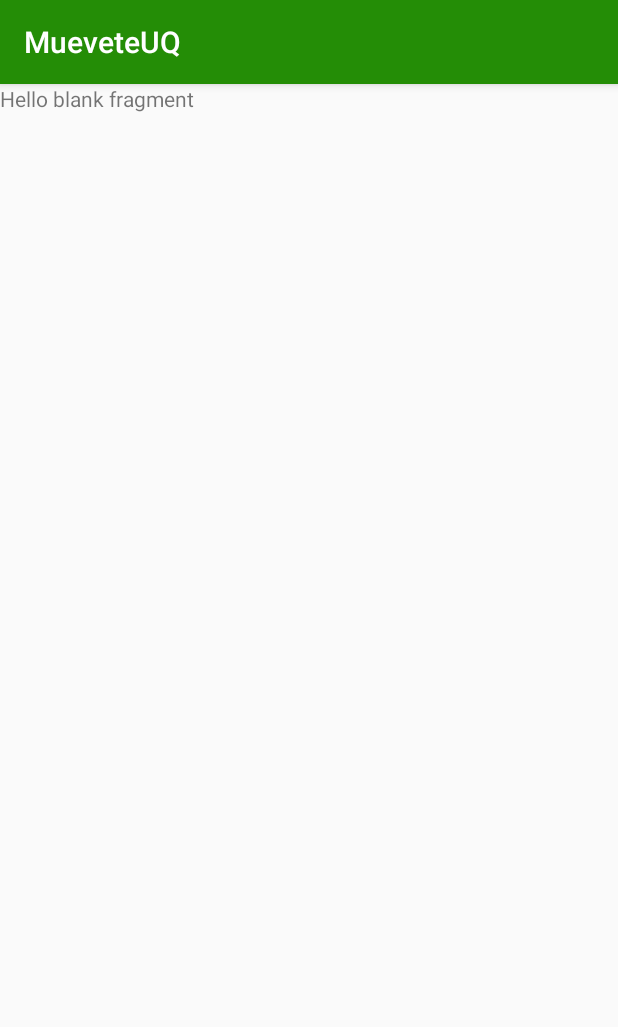
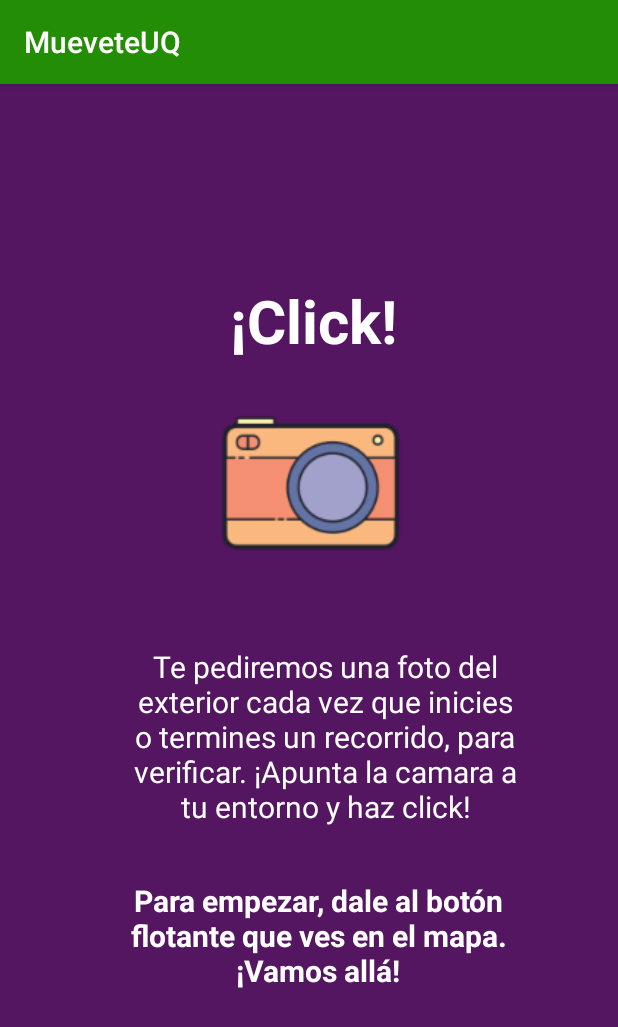
Before and after one commit to MariaPaulaS/MueveteUQPodometro, an Android app: the fragment InstruccionFotosFragment shown on its own in the app's theme, on a phone screen of 412 x 824 dp. Shown: the top 1027 px of the screen. Run offline under Robolectric (Android 15) with nearby library versions, the phone set to English and light mode, and no system bars; libraries missing offline, so code that uses them is left out: com.example.mueveteuq_podometro.

Commit message:
Inicio de tabs de instrucciones - Pantalla 3

```diff
--- a/app/src/main/res/layout/fragment_instruccion_ayuda.xml
+++ b/app/src/main/res/layout/fragment_instruccion_ayuda.xml
@@ -4,7 +4,7 @@
     android:layout_width="match_parent"
     android:layout_height="match_parent"
     tools:context="com.uniquindio.mueveteuq.fragments.InstruccionAyudaFragment"
-    android:background="@color/akai">
+    android:background="@color/lemon">
 
 
     <ImageView
--- a/app/src/main/res/layout/fragment_instruccion_botones.xml
+++ b/app/src/main/res/layout/fragment_instruccion_botones.xml
@@ -4,7 +4,7 @@
     android:layout_width="match_parent"
     android:layout_height="match_parent"
     tools:context="com.uniquindio.mueveteuq.fragments.InstruccionBotonesFragment"
-    android:background="@color/aoi">
+    android:background="@color/akai">
 
     <!-- TODO: Update blank fragment layout -->
     <TextView
@@ -65,7 +65,7 @@
         android:layout_marginEnd="45dp"
         android:layout_marginBottom="390dp"
         android:text="@string/inst_ubicacion"
-        android:textColor="@color/kuro"
+        android:textColor="@color/shiro"
         android:textStyle="normal">
 
     </TextView>
@@ -95,8 +95,8 @@
         android:layout_marginEnd="44dp"
         android:layout_marginBottom="257dp"
         android:text="@string/inst_start"
-        android:textColor="@color/kuro"
-        android:textStyle="italic">
+        android:textColor="@color/shiro"
+        android:textStyle="normal">
 
     </TextView>
 
@@ -121,8 +121,8 @@
         android:layout_marginEnd="45dp"
         android:layout_marginBottom="116dp"
         android:text="@string/inst_stop"
-        android:textColor="@color/kuro"
-        android:textStyle="italic">
+        android:textColor="@color/shiro"
+        android:textStyle="normal">
 
     </TextView>
 
--- a/app/src/main/res/layout/fragment_instruccion_fotos.xml
+++ b/app/src/main/res/layout/fragment_instruccion_fotos.xml
@@ -1,14 +1,75 @@
-<FrameLayout xmlns:android="http://schemas.android.com/apk/res/android"
+<RelativeLayout xmlns:android="http://schemas.android.com/apk/res/android"
     xmlns:tools="http://schemas.android.com/tools"
     android:id="@+id/fragment_instruccion_fotos"
     android:layout_width="match_parent"
     android:layout_height="match_parent"
-    tools:context="com.uniquindio.mueveteuq.fragments.InstruccionFotosFragment">
+    tools:context="com.uniquindio.mueveteuq.fragments.InstruccionFotosFragment"
+    android:background="@color/lila">
 
     <!-- TODO: Update blank fragment layout -->
+
+
+    <ImageView
+        android:layout_width="156dp"
+        android:layout_height="110dp"
+        android:layout_alignParentStart="true"
+        android:layout_alignParentTop="true"
+        android:layout_alignParentEnd="true"
+        android:layout_alignParentBottom="true"
+        android:layout_marginStart="127dp"
+        android:layout_marginTop="191dp"
+        android:layout_marginEnd="126dp"
+        android:layout_marginBottom="430dp"
+        android:src="@drawable/icon_camera" />
+
     <TextView
-        android:layout_width="match_parent"
-        android:layout_height="match_parent"
-        android:text="@string/hello_blank_fragment" />
+        android:id="@+id/title_buttons"
+        android:layout_width="wrap_content"
+        android:layout_height="71dp"
+        android:layout_alignParentStart="true"
+        android:layout_alignParentTop="true"
+        android:layout_alignParentEnd="true"
+        android:layout_alignParentBottom="true"
+        android:layout_marginStart="75dp"
+        android:layout_marginTop="104dp"
+        android:layout_marginEnd="70dp"
+        android:layout_marginBottom="556dp"
+        android:gravity="center"
+        android:text="¡Click!"
+        android:textColor="@color/shiro"
+        android:textSize="40dp"
+        android:textStyle="bold" />
 
-</FrameLayout>
+
+    <TextView
+        android:layout_width="276dp"
+        android:layout_height="161dp"
+        android:layout_alignParentEnd="true"
+        android:layout_alignParentBottom="true"
+        android:layout_marginEnd="57dp"
+        android:layout_marginBottom="252dp"
+        android:gravity="center"
+        android:text="@string/inst_camera"
+        android:textColor="@color/shiro"
+        android:textSize="20dp"
+        android:textStyle="normal">
+
+    </TextView>
+
+    <TextView
+        android:layout_width="276dp"
+        android:layout_height="161dp"
+        android:layout_alignParentEnd="true"
+        android:layout_alignParentBottom="true"
+        android:layout_marginEnd="62dp"
+        android:layout_marginBottom="119dp"
+        android:gravity="center"
+        android:text="Para empezar, dale al botón flotante que ves en el mapa. ¡Vamos allá!"
+        android:textColor="@color/shiro"
+        android:textSize="20dp"
+        android:textStyle="bold">
+
+    </TextView>
+
+
+</RelativeLayout>
--- a/app/src/main/res/values/colors.xml
+++ b/app/src/main/res/values/colors.xml
@@ -7,5 +7,6 @@
     <color name="kuro">#000</color>
     <color name="midori">#248D06</color>
     <color name="akai">#CE3144</color>
-    <color name="aoi">#596FC9</color>
+    <color name="lemon">#60D530</color>
+    <color name="lila">#541561</color>
 </resources>
--- a/app/src/main/res/values/strings.xml
+++ b/app/src/main/res/values/strings.xml
@@ -25,4 +25,5 @@
     <string name="inst_ubicacion">Usa este botón primero que todo. Te permitirá posicionarte en el mapa. Dale clic unas cuantas veces para ajustar mejor tu posición.</string>
     <string name="inst_start">Una vez ubicado en el mapa, este botón te permitirá iniciar con el recorrido.</string>
     <string name="inst_stop">Cuando hayas terminado con tu recorrido recuerda presionar este botón. ¡Esto te permitirá ver los resultados!</string>
+    <string name="inst_camera">Te pediremos una foto del exterior cada vez que inicies o termines un recorrido, para verificar. ¡Apunta la camara a tu entorno y haz click!</string>
 </resources>
```
Also changed, not shown: app/src/main/res/drawable-hdpi/icon_camera.png (added), app/src/main/res/drawable-hdpi/icon_piernas.png (added), app/src/main/res/drawable-mdpi/icon_camera.png (added), app/src/main/res/drawable-mdpi/icon_piernas.png (added), app/src/main/res/drawable-xhdpi/icon_camera.png (added), app/src/main/res/drawable-xhdpi/icon_piernas.png (added), app/src/main/res/drawable-xxhdpi/icon_camera.png (added), app/src/main/res/drawable-xxhdpi/icon_piernas.png (added), app/src/main/res/drawable-xxxhdpi/icon_camera.png (added), app/src/main/res/drawable-xxxhdpi/icon_piernas.png (added).
